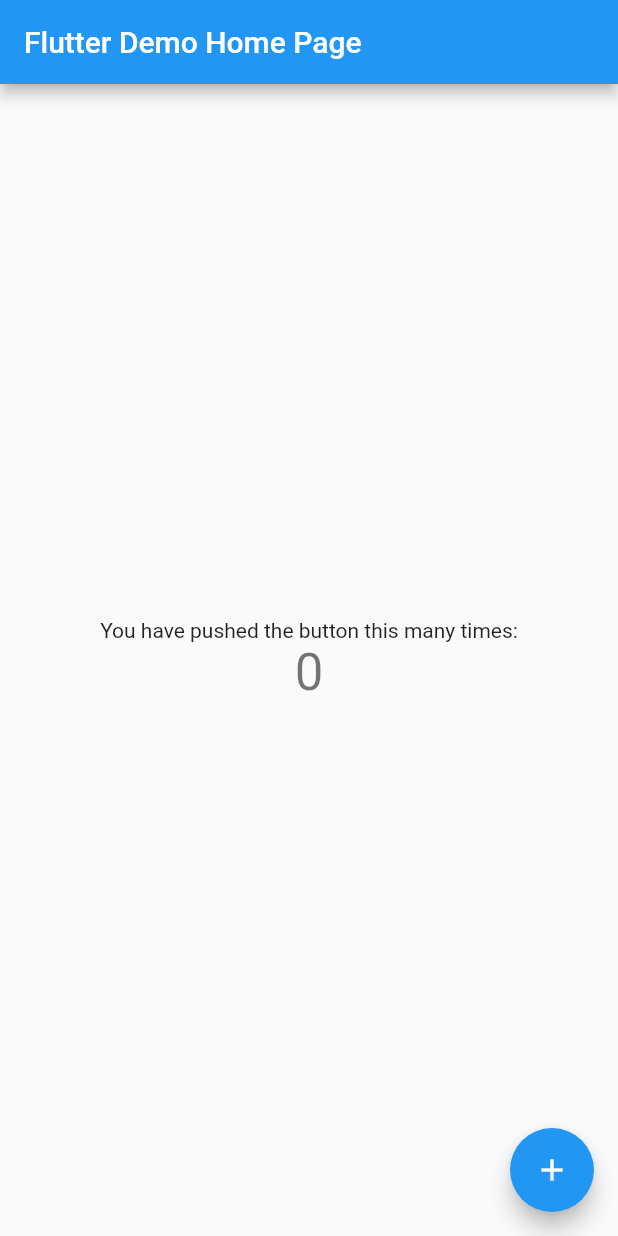
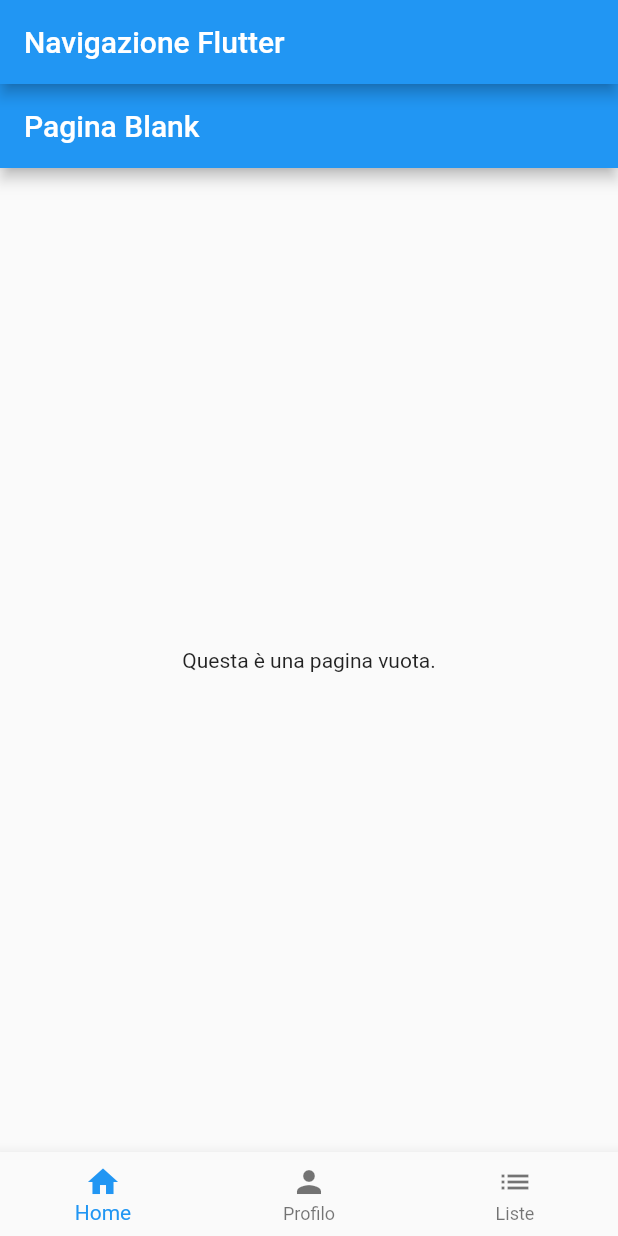
Before and after one commit to Davencode/testarchitecture, a Flutter app: the screen it shows after launch, on a phone screen of 412 x 824 dp. Run offline on Flutter 3.47's test engine with Material 2 defaults, Android fonts, the phone set to English and light mode, and no system bars.

Commit message:
First screens demo

```diff
--- a/lib/main.dart
+++ b/lib/main.dart
@@ -1,115 +1,74 @@
 import 'package:flutter/material.dart';
+import 'screens/blankScreen.dart';
+import 'screens/profileScreen.dart';
+import 'screens/listScreen.dart';
 
-void main() {
-  runApp(const MyApp());
-}
+void main() => runApp(MyApp());
 
 class MyApp extends StatelessWidget {
+
   const MyApp({super.key});
 
-  // This widget is the root of your application.
   @override
   Widget build(BuildContext context) {
     return MaterialApp(
-      title: 'Flutter Demo',
+      title: 'Navigazione Flutter',
       theme: ThemeData(
-        // This is the theme of your application.
-        //
-        // Try running your application with "flutter run". You'll see the
-        // application has a blue toolbar. Then, without quitting the app, try
-        // changing the primarySwatch below to Colors.green and then invoke
-        // "hot reload" (press "r" in the console where you ran "flutter run",
-        // or simply save your changes to "hot reload" in a Flutter IDE).
-        // Notice that the counter didn't reset back to zero; the application
-        // is not restarted.
         primarySwatch: Colors.blue,
       ),
-      home: const MyHomePage(title: 'Flutter Demo Home Page'),
+      home: HomeScreen(),
     );
   }
 }
 
-class MyHomePage extends StatefulWidget {
-  const MyHomePage({super.key, required this.title});
+class HomeScreen extends StatefulWidget {
 
-  // This widget is the home page of your application. It is stateful, meaning
-  // that it has a State object (defined below) that contains fields that affect
-  // how it looks.
-
-  // This class is the configuration for the state. It holds the values (in this
-  // case the title) provided by the parent (in this case the App widget) and
-  // used by the build method of the State. Fields in a Widget subclass are
-  // always marked "final".
-
-  final String title;
+  const HomeScreen({super.key});
 
   @override
-  State<MyHomePage> createState() => _MyHomePageState();
+  _HomeScreenState createState() => _HomeScreenState();
 }
 
-class _MyHomePageState extends State<MyHomePage> {
-  int _counter = 0;
+class _HomeScreenState extends State<HomeScreen> {
+  int _selectedIndex = 0;
 
-  void _incrementCounter() {
+  static final List<Widget> _screens = [
+    const BlankScreen(),
+    const ProfileScreen(),
+    const ListScreen(),
+  ];
+
+  void _onItemTapped(int index) {
     setState(() {
-      // This call to setState tells the Flutter framework that something has
-      // changed in this State, which causes it to rerun the build method below
-      // so that the display can reflect the updated values. If we changed
-      // _counter without calling setState(), then the build method would not be
-      // called again, and so nothing would appear to happen.
-      _counter++;
+      _selectedIndex = index;
     });
   }
 
   @override
   Widget build(BuildContext context) {
-    // This method is rerun every time setState is called, for instance as done
-    // by the _incrementCounter method above.
-    //
-    // The Flutter framework has been optimized to make rerunning build methods
-    // fast, so that you can just rebuild anything that needs updating rather
-    // than having to individually change instances of widgets.
     return Scaffold(
       appBar: AppBar(
-        // Here we take the value from the MyHomePage object that was created by
-        // the App.build method, and use it to set our appbar title.
-        title: Text(widget.title),
+        title: const Text('Navigazione Flutter'),
       ),
-      body: Center(
-        // Center is a layout widget. It takes a single child and positions it
-        // in the middle of the parent.
-        child: Column(
-          // Column is also a layout widget. It takes a list of children and
-          // arranges them vertically. By default, it sizes itself to fit its
-          // children horizontally, and tries to be as tall as its parent.
-          //
-          // Invoke "debug painting" (press "p" in the console, choose the
-          // "Toggle Debug Paint" action from the Flutter Inspector in Android
-          // Studio, or the "Toggle Debug Paint" command in Visual Studio Code)
-          // to see the wireframe for each widget.
-          //
-          // Column has various properties to control how it sizes itself and
-          // how it positions its children. Here we use mainAxisAlignment to
-          // center the children vertically; the main axis here is the vertical
-          // axis because Columns are vertical (the cross axis would be
-          // horizontal).
-          mainAxisAlignment: MainAxisAlignment.center,
-          children: <Widget>[
-            const Text(
-              'You have pushed the button this many times:',
-            ),
-            Text(
-              '$_counter',
-              style: Theme.of(context).textTheme.headline4,
-            ),
-          ],
-        ),
+      body: _screens[_selectedIndex],
+      bottomNavigationBar: BottomNavigationBar(
+        items: const <BottomNavigationBarItem>[
+          BottomNavigationBarItem(
+            icon: Icon(Icons.home),
+            label: 'Home',
+          ),
+          BottomNavigationBarItem(
+            icon: Icon(Icons.person),
+            label: 'Profilo',
+          ),
+          BottomNavigationBarItem(
+            icon: Icon(Icons.list),
+            label: 'Liste',
+          ),
+        ],
+        currentIndex: _selectedIndex,
+        onTap: _onItemTapped,
       ),
-      floatingActionButton: FloatingActionButton(
-        onPressed: _incrementCounter,
-        tooltip: 'Increment',
-        child: const Icon(Icons.add),
-      ), // This trailing comma makes auto-formatting nicer for build methods.
     );
   }
 }
--- /dev/null
+++ b/lib/screens/blankScreen.dart
@@ -0,0 +1,18 @@
+import 'package:flutter/material.dart';
+
+class BlankScreen extends StatelessWidget {
+
+  const BlankScreen({super.key});
+
+  @override
+  Widget build(BuildContext context) {
+    return Scaffold(
+      appBar: AppBar(
+        title: Text('Pagina Blank'),
+      ),
+      body: Center(
+        child: Text('Questa è una pagina vuota.'),
+      ),
+    );
+  }
+}
```
Also changed, not shown: lib/screens/homeScreen.dart (+24 -0 lines), lib/screens/listScreen.dart (added, +28 -0 lines), lib/screens/profileScreen.dart (added, +18 -0 lines), 1 other file.
